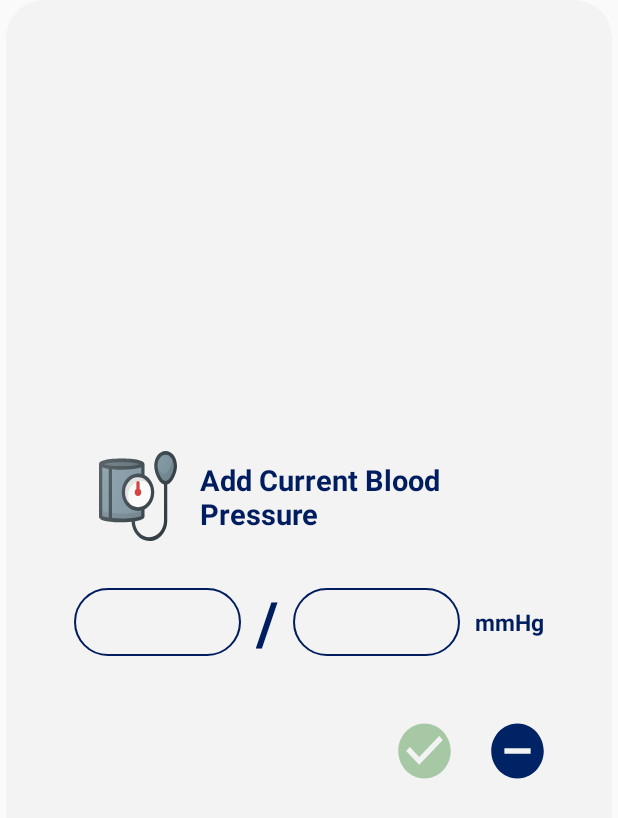
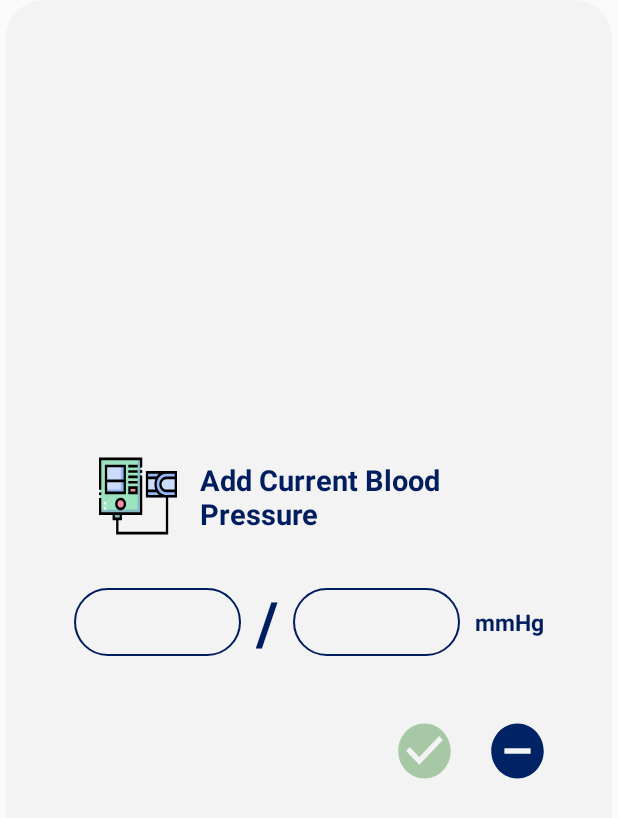
Before and after one commit to ouma-h/Diabeat, an Android app: the layout add_blood_pressure.xml on its own in the app's theme, with its tools: preview values and no code run, on a phone screen of 412 x 824 dp. Shown: the top 818 px of the screen. Run offline under Robolectric (Android 15) with nearby library versions, the phone set to English and light mode, and no system bars.

Commit message:
icons changed

```diff
--- /dev/null
+++ b/app/src/main/res/drawable/ic_blood_pressure_gauge.xml
@@ -0,0 +1,31 @@
+<vector android:autoMirrored="true" android:height="512dp"
+    android:viewportHeight="509.867" android:viewportWidth="509.867"
+    android:width="512dp" xmlns:android="http://schemas.android.com/apk/res/android">
+    <path android:fillColor="#cbdcfb" android:pathData="m502.367,256.632l-188.526,-0l-0,-135.191l188.526,-0z"/>
+    <path android:fillColor="#94b7f7" android:pathData="m502.367,154.367l-188.526,-0l-0,-32.926l188.526,-0z"/>
+    <path android:fillColor="#94b7f7" android:pathData="m502.367,263.189l-188.526,-0l-0,-32.926l188.526,-0z"/>
+    <path android:fillColor="#94b7f7" android:pathData="m437.316,256.631h65.051v-135.191h-65.054c-35.667,0 -65.624,27.714 -67.396,63.337 -0.035,0.698 -0.061,1.402 -0.079,2.111 -0.057,2.305 -0.02,4.558 0.103,6.759 1.976,35.476 31.844,62.984 67.375,62.984z"/>
+    <path android:fillColor="#cbdcfb" android:pathData="m441.014,226.152h61.354v-73.94h-61.355c-14.852,0 -28.765,8.034 -35.512,21.265 -2.166,4.249 -3.651,9.101 -3.839,14.53 -0.267,7.723 2.169,14.386 5.624,19.889 7.233,11.521 20.124,18.256 33.728,18.256z"/>
+    <path android:fillColor="#9ce3bf" android:pathData="m7.5,44.251h267.655v310.623h-267.655z"/>
+    <path android:fillColor="#87bcc4" android:pathData="m252.193,44.251v287.791h-244.693v23.197h267.655v-0.365,-310.623z"/>
+    <path android:fillColor="#cbdcfb" android:pathData="m45.933,84.698h122.464v152.202h-122.464z"/>
+    <path android:fillColor="#cbdcfb" android:pathData="m45.933,84.698h122.464v84.178h-122.464z"/>
+    <path android:fillColor="#94b7f7" android:pathData="m142.536,84.698h25.861v152.202h-25.861z"/>
+    <path android:fillColor="#94b7f7" android:pathData="m43.276,243.192l0,-25.861l125.121,-0l0,25.861z"/>
+    <path android:fillColor="#f88fa4" android:pathData="M141.327,299.842m-28.169,0a28.169,28.169 0,1 1,56.338 0a28.169,28.169 0,1 1,-56.338 0"/>
+    <path android:fillColor="#f88fa4" android:pathData="m198.874,207.202h46.319v29.697h-46.319z"/>
+    <path android:fillColor="#87bcc4" android:pathData="m96.217,354.871h46.319v29.697h-46.319z"/>
+    <path android:fillColor="#FF000000" android:pathData="m306.341,113.94v150.191h130.882v193.984h-310.099v-66.049h22.912v-29.693h132.619v-222.94h-15v207.941h-117.619v-0.004h-61.319v0.004h-73.717v-81.223h-15v96.223h88.717v29.693h23.407v81.049h340.099v-208.984h57.644v-150.192zM103.717,362.374h31.319v14.693h-31.319zM392.075,128.94c-5.959,4.458 -11.237,9.765 -15.617,15.771h-55.116v-15.771zM362.453,194.064c0.484,8.694 2.477,16.968 5.709,24.587h-46.821v-58.94h46.667c-3.198,7.653 -5.147,15.963 -5.582,24.694 -0.038,0.76 -0.066,1.526 -0.085,2.298 -0.061,2.453 -0.023,4.931 0.112,7.361zM321.341,233.651h55.385c4.345,5.885 9.55,11.094 15.414,15.48h-70.8v-15.48zM494.867,218.651h-53.854c-11.176,0 -21.666,-5.649 -27.376,-14.744 -3.157,-5.028 -4.664,-10.291 -4.479,-15.642 0.134,-3.879 1.152,-7.708 3.025,-11.383 5.319,-10.432 16.635,-17.172 28.83,-17.172h53.855v58.941zM441.012,144.711c-18.05,0 -34.218,9.717 -42.193,25.358 -2.877,5.644 -4.442,11.591 -4.653,17.679 -0.29,8.401 1.987,16.521 6.768,24.136 8.43,13.427 23.788,21.768 40.08,21.768h53.854v15.48h-57.551c-31.835,0 -58.14,-24.555 -59.886,-55.901 -0.113,-2.031 -0.145,-4.103 -0.094,-6.156 0.016,-0.646 0.04,-1.288 0.072,-1.924 1.569,-31.52 27.882,-56.21 59.906,-56.21h57.554v15.771h-53.857z"/>
+    <path android:fillColor="#FF000000" android:pathData="m15,51.751h252.655v41.55h15v-56.55h-282.655v182.557h15z"/>
+    <path android:fillColor="#FF000000" android:pathData="m175.897,77.197h-137.464v167.202h137.464zM160.897,92.197v69.179h-107.464v-69.179zM53.433,229.399v-53.023h107.464v53.023z"/>
+    <path android:fillColor="#FF000000" android:pathData="m105.658,299.842c0,19.668 16.001,35.669 35.669,35.669s35.669,-16.001 35.669,-35.669 -16.001,-35.669 -35.669,-35.669 -35.669,16.001 -35.669,35.669zM161.997,299.842c0,11.396 -9.272,20.669 -20.669,20.669s-20.669,-9.272 -20.669,-20.669 9.272,-20.669 20.669,-20.669 20.669,9.272 20.669,20.669z"/>
+    <path android:fillColor="#FF000000" android:pathData="m191.632,78.123h60.749v15h-60.749z"/>
+    <path android:fillColor="#FF000000" android:pathData="m191.632,108.867h60.749v15h-60.749z"/>
+    <path android:fillColor="#FF000000" android:pathData="m191.632,139.024h60.749v15h-60.749z"/>
+    <path android:fillColor="#FF000000" android:pathData="m191.632,169.768h60.749v15h-60.749z"/>
+    <path android:fillColor="#FF000000" android:pathData="m191.374,244.399h61.319v-44.697h-61.319zM206.374,214.702h31.319v14.697h-31.319z"/>
+    <path android:fillColor="#FF000000" android:pathData="m267.655,108.679h15v15.377h-15z"/>
+    <path android:fillColor="#FF000000" android:pathData="m0,234.685h15v15.377h-15z"/>
+    <path android:fillColor="#fff" android:pathData="m31.914,288.562h15v14.595h-15z"/>
+    <path android:fillColor="#fff" android:pathData="m31.914,317.75h15v14.594h-15z"/>
+</vector>
--- a/app/src/main/res/drawable/ic_health_care.xml
+++ /dev/null
@@ -1,30 +0,0 @@
-<vector android:autoMirrored="true" android:height="512dp"
-    android:viewportHeight="512" android:viewportWidth="512"
-    android:width="512dp" xmlns:aapt="http://schemas.android.com/aapt" xmlns:android="http://schemas.android.com/apk/res/android">
-    <path android:fillColor="#303C42" android:pathData="M512,85.333C512,37.479 479.198,0 437.333,0s-74.667,37.479 -74.667,85.333c0,34.341 25.902,95.176 64,105.121v204.212c0,52.938 -43.063,96 -96,96c-50.943,0 -92.335,-39.995 -95.411,-90.176c33.447,-4.255 63.411,-12.215 63.411,-27.158v-41.042c37.604,-16.507 64,-53.997 64,-97.625s-26.396,-81.118 -64,-97.625V74.667c0,-30.458 -124.396,-32 -149.333,-32S0,44.208 0,74.667v298.667c0,30.458 124.396,32 149.333,32c10.102,0 36.546,-0.289 64.408,-2.615C217.91,463.66 268.686,512 330.667,512C395.365,512 448,459.365 448,394.667V190.454C486.098,180.509 512,119.674 512,85.333z"/>
-    <path android:fillColor="#FAFAFA" android:pathData="M256,234.667m-85.333,0a85.333,85.333 0,1 1,170.666 0a85.333,85.333 0,1 1,-170.666 0"/>
-    <path android:fillAlpha="0.1" android:fillColor="#FF000000"
-        android:pathData="M192,256c0,-47.052 38.281,-85.333 85.333,-85.333c18.086,0 34.807,5.74 48.625,15.375c-15.434,-22.132 -40.992,-36.708 -69.958,-36.708c-47.052,0 -85.333,38.281 -85.333,85.333c0,28.966 14.577,54.525 36.708,69.958C197.74,290.807 192,274.086 192,256z" android:strokeAlpha="0.1"/>
-    <path android:fillColor="#78909C" android:pathData="M85.333,381.13V104.086c27.711,2.294 53.948,2.581 64,2.581c18.464,0 91.349,-0.878 128,-13.678v37.168C270.438,128.75 263.305,128 256,128c-58.813,0 -106.667,47.854 -106.667,106.667S197.188,341.333 256,341.333c7.305,0 14.438,-0.75 21.333,-2.156v30.448c-12.292,6.115 -65.208,14.375 -128,14.375C126.12,384 104.294,382.862 85.333,381.13z"/>
-    <path android:fillColor="#D32F2F" android:pathData="M245.333,181.333v35.28c-6.258,3.724 -10.667,10.262 -10.667,18.053c0,11.76 9.573,21.333 21.333,21.333c11.76,0 21.333,-9.573 21.333,-21.333c0,-7.792 -4.409,-14.329 -10.667,-18.053v-35.28c0,-5.896 -4.771,-10.667 -10.667,-10.667C250.104,170.667 245.333,175.438 245.333,181.333z"/>
-    <path android:fillColor="#78909C" android:pathData="M149.333,64C200,64 244.24,69.375 265.885,74.667C244.24,79.958 200,85.333 149.333,85.333S54.427,79.958 32.781,74.667C54.427,69.375 98.667,64 149.333,64z"/>
-    <path android:fillAlpha="0.3" android:fillColor="#FF000000"
-        android:pathData="M149.333,64C200,64 244.24,69.375 265.885,74.667C244.24,79.958 200,85.333 149.333,85.333S54.427,79.958 32.781,74.667C54.427,69.375 98.667,64 149.333,64z" android:strokeAlpha="0.3"/>
-    <path android:fillColor="#78909C" android:pathData="M21.333,92.988C32.91,97.033 48.035,99.897 64,101.905v276.858c-21.285,-2.776 -36.755,-6.197 -42.667,-9.138V92.988z"/>
-    <path android:fillAlpha="0.1" android:fillColor="#FF000000"
-        android:pathData="M85.333,352.142v28.988c18.961,1.732 40.786,2.87 64,2.87c62.792,0 115.708,-8.26 128,-14.375v-28.988c-12.292,6.115 -65.208,14.375 -128,14.375C126.12,355.012 104.294,353.874 85.333,352.142z" android:strokeAlpha="0.1"/>
-    <path android:fillAlpha="0.1" android:fillColor="#FF000000"
-        android:pathData="M21.333,369.625c5.911,2.941 21.382,6.362 42.667,9.138v-28.988c-21.285,-2.776 -36.755,-6.197 -42.667,-9.138V369.625z" android:strokeAlpha="0.1"/>
-    <path android:fillColor="#78909C" android:pathData="M437.333,170.667c-26.979,0 -53.333,-53.99 -53.333,-85.333c0,-35.885 23.427,-64 53.333,-64s53.333,28.115 53.333,64C490.667,116.677 464.313,170.667 437.333,170.667z"/>
-    <path android:fillAlpha="0.1" android:fillColor="#FF000000"
-        android:pathData="M479.807,46.582C477.823,78.293 452.568,128 426.667,128c-16.385,0 -32.501,-19.934 -42.663,-42.595c0.039,31.352 26.37,85.262 53.329,85.262c26.979,0 53.333,-53.99 53.333,-85.333C490.667,70.578 486.551,57.296 479.807,46.582z" android:strokeAlpha="0.1"/>
-    <path android:pathData="M512,85.333C512,37.479 479.198,0 437.333,0s-74.667,37.479 -74.667,85.333c0,34.341 25.902,95.176 64,105.121v204.212c0,52.938 -43.063,96 -96,96c-50.943,0 -92.335,-39.995 -95.411,-90.176c33.447,-4.255 63.411,-12.215 63.411,-27.158v-41.042c37.604,-16.507 64,-53.997 64,-97.625s-26.396,-81.118 -64,-97.625V74.667c0,-30.458 -124.396,-32 -149.333,-32S0,44.208 0,74.667v298.667c0,30.458 124.396,32 149.333,32c10.102,0 36.546,-0.289 64.408,-2.615C217.91,463.66 268.686,512 330.667,512C395.365,512 448,459.365 448,394.667V190.454C486.098,180.509 512,119.674 512,85.333z">
-        <aapt:attr name="android:fillColor">
-            <gradient android:endX="496.31497" android:endY="317.07922"
-                android:startX="-5.122111" android:startY="83.24705" android:type="linear">
-                <item android:color="#33FFFFFF" android:offset="0"/>
-                <item android:color="#00FFFFFF" android:offset="1"/>
-            </gradient>
-        </aapt:attr>
-    </path>
-</vector>
--- a/app/src/main/res/layout/activity_main.xml
+++ b/app/src/main/res/layout/activity_main.xml
@@ -46,14 +46,14 @@
                 android:id="@+id/userFirstName"
                 android:layout_width="wrap_content"
                 android:layout_height="wrap_content"
-                android:layout_marginTop="56dp"
+                android:layout_marginTop="48dp"
                 android:fontFamily="@font/poppins_light"
                 android:text="@string/hi_guest"
                 android:textColor="@color/white"
                 android:textSize="25sp"
                 android:textStyle="bold"
                 app:layout_constraintEnd_toEndOf="parent"
-                app:layout_constraintHorizontal_bias="0.192"
+                app:layout_constraintHorizontal_bias="0.193"
                 app:layout_constraintStart_toStartOf="parent"
                 app:layout_constraintTop_toTopOf="parent" />
 
@@ -163,7 +163,7 @@
                             android:layout_weight="2.5"
                             android:layout_width="wrap_content"
                             android:layout_height="wrap_content"
-                            android:src="@drawable/check_circle"
+                            app:srcCompat="@drawable/check_circle"
                             android:scaleType="center"
                             android:layout_gravity="center"/>
 
--- a/app/src/main/res/layout/add_blood_pressure.xml
+++ b/app/src/main/res/layout/add_blood_pressure.xml
@@ -20,7 +20,7 @@
             android:layout_width="52dp"
             android:layout_height="60dp"
             android:layout_weight="1"
-            android:background="@drawable/ic_health_care" />
+            android:background="@drawable/ic_blood_pressure_gauge" />
         <TextView
             android:id="@+id/textView4"
             android:layout_width="228dp"
--- a/app/src/main/res/layout/add_temperature_dialog.xml
+++ b/app/src/main/res/layout/add_temperature_dialog.xml
@@ -21,7 +21,7 @@
             android:layout_width="52dp"
             android:layout_height="55dp"
             android:layout_weight="1"
-            android:background="@drawable/ic_computer" />
+            android:background="@drawable/ic_thermometer" />
 
         <TextView
             android:id="@+id/textView4"
```
Also changed, not shown: app/src/main/res/drawable/ic_computer.xml (deleted, +0 -14 lines), app/src/main/res/drawable/ic_thermometer.xml (added, +23 -0 lines).
